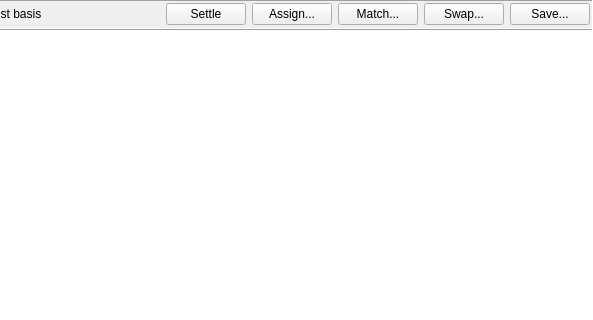
Old version of the form jal/ui/reports/unsettled_transfers_report.ui in the repository titov-vv/jal; both pictures show x 307 to 900 and y 0 to 320 of the 900 by 500 pixel window.
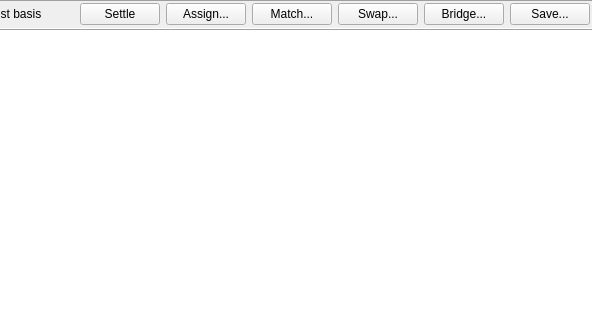
New version of the form. Custom widgets are drawn as their Qt base class.

Commit message: Unsettled transfers conversion to bridge was added

Patch:
```diff
--- a/jal/ui/reports/unsettled_transfers_report.ui
+++ b/jal/ui/reports/unsettled_transfers_report.ui
@@ -143,6 +143,16 @@
        </widget>
       </item>
       <item row="0" column="9">
+       <widget class="QPushButton" name="BridgeButton">
+        <property name="toolTip">
+         <string>Replace a leg and the arrival it crossed chains as by the bridge they are</string>
+        </property>
+        <property name="text">
+         <string>Bridge...</string>
+        </property>
+       </widget>
+      </item>
+      <item row="0" column="10">
        <widget class="QPushButton" name="SaveButton">
         <property name="text">
          <string>Save...</string>
```
The commit also changes 13 other files.
